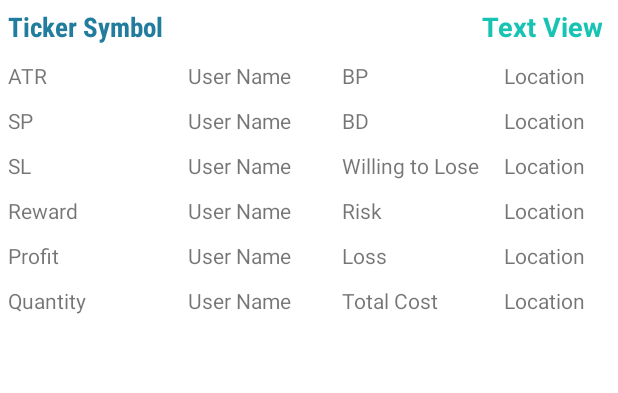
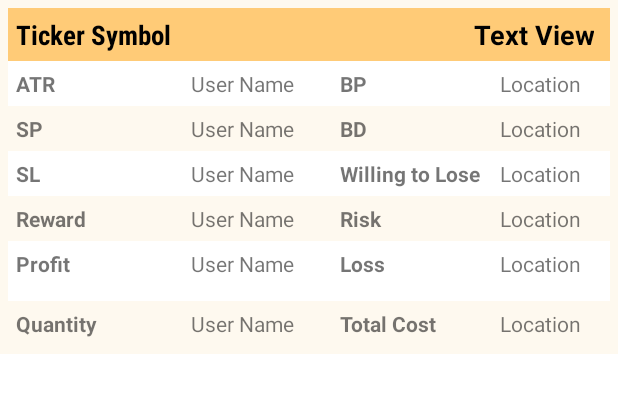
Before and after one commit to ducasse-k/TradingJournal, an Android app: the layout one_line_trade_journal.xml on its own in the app's theme, with its tools: preview values and no code run, on a phone screen of 412 x 824 dp. Shown: the top 393 px of the screen. Run offline under Robolectric (Android 15) with nearby library versions, the phone set to English and light mode, and no system bars.

Commit message:
Menu is in all activities and styled trading list

```diff
--- a/app/src/main/AndroidManifest.xml
+++ b/app/src/main/AndroidManifest.xml
@@ -24,6 +24,7 @@
                 <category android:name="android.intent.category.LAUNCHER" />
             </intent-filter>
         </activity>
+        <activity android:name="BaseActivity" />
     </application>
 
 </manifest>
--- a/app/src/main/java/com/example/tradingjournal/TradeJournalService/TradeJournalService.java
+++ b/app/src/main/java/com/example/tradingjournal/TradeJournalService/TradeJournalService.java
@@ -15,6 +15,7 @@ public class TradeJournalService {
                 convertToBigDecimal(etBuyerDistal),
                 convertToBigDecimal(etSellerProximal),
                 convertToBigDecimal(etWillingToLose));
+        tradeJournal.setNotes("");
 
         return  performTradeCalculations(tradeJournal);
     }
--- a/app/src/main/res/layout/one_line_trade_journal.xml
+++ b/app/src/main/res/layout/one_line_trade_journal.xml
@@ -4,10 +4,14 @@
     xmlns:tools="http://schemas.android.com/tools"
     android:id="@+id/oneLineTradeJournalLayout"
     android:layout_width="fill_parent"
-    android:layout_marginBottom="5dp"
-    android:layout_height="wrap_content">
+    android:layout_height="wrap_content"
+    android:padding="5dp"
+    android:layout_marginBottom="20dp"
+    android:background="@color/floral_white">
 
-    <TableRow android:padding="5dp">
+    <TableRow
+        android:background="@color/maximum_yellow_red"
+        android:padding="5dp">
 
         <TextView
             android:id="@+id/tv_tickerSymbol"
@@ -15,7 +19,7 @@
             android:layout_height="wrap_content"
             android:fontFamily="sans-serif-condensed"
             android:text="Ticker Symbol"
-            android:textColor="@color/cg_blue"
+            android:textColor="@color/black"
             android:textSize="18sp"
             android:textStyle="bold" />
 
@@ -25,20 +29,23 @@
             android:layout_height="wrap_content"
             android:layout_marginRight="5dp"
             android:layout_weight="1"
-            android:textColor="@color/light_sea_green"
             android:gravity="right"
             android:text="Text View"
+            android:textColor="@color/black"
             android:textSize="18sp"
             android:textStyle="bold" />
     </TableRow>
 
-    <TableRow android:padding="5dp">
+    <TableRow
+        android:background="@color/white"
+        android:padding="5dp">
 
         <TextView
             android:layout_width="wrap_content"
             android:layout_height="wrap_content"
             android:layout_weight="1"
-            android:text="ATR" />
+            android:text="ATR"
+            android:textStyle="bold" />
 
         <TextView
             android:id="@+id/tv_atr"
@@ -51,7 +58,8 @@
             android:layout_width="wrap_content"
             android:layout_height="wrap_content"
             android:layout_weight="1"
-            android:text="BP" />
+            android:text="BP"
+            android:textStyle="bold" />
 
         <TextView
             android:id="@+id/tv_buyerProximal"
@@ -67,7 +75,8 @@
             android:layout_width="wrap_content"
             android:layout_height="wrap_content"
             android:layout_weight="1"
-            android:text="SP" />
+            android:text="SP"
+            android:textStyle="bold" />
 
         <TextView
             android:id="@+id/tv_sellerProximal"
@@ -80,7 +89,8 @@
             android:layout_width="wrap_content"
             android:layout_height="wrap_content"
             android:layout_weight="1"
-            android:text="BD" />
+            android:text="BD"
+            android:textStyle="bold" />
 
         <TextView
             android:id="@+id/tv_buyerDistal"
@@ -90,13 +100,16 @@
             android:text="Location" />
     </TableRow>
 
-    <TableRow android:padding="5dp">
+    <TableRow
+        android:background="@color/white"
+        android:padding="5dp">
 
         <TextView
             android:layout_width="wrap_content"
             android:layout_height="wrap_content"
             android:layout_weight="1"
-            android:text="SL" />
+            android:text="SL"
+            android:textStyle="bold" />
 
         <TextView
             android:id="@+id/tv_stopLoss"
@@ -109,7 +122,8 @@
             android:layout_width="wrap_content"
             android:layout_height="wrap_content"
             android:layout_weight="1"
-            android:text="Willing to Lose" />
+            android:text="Willing to Lose"
+            android:textStyle="bold" />
 
         <TextView
             android:id="@+id/tv_amountWillingToLose"
@@ -125,7 +139,8 @@
             android:layout_width="wrap_content"
             android:layout_height="wrap_content"
             android:layout_weight="1"
-            android:text="Reward" />
+            android:text="Reward"
+            android:textStyle="bold" />
 
         <TextView
             android:id="@+id/tv_reward"
@@ -138,7 +153,8 @@
             android:layout_width="wrap_content"
             android:layout_height="wrap_content"
             android:layout_weight="1"
-            android:text="Risk" />
+            android:text="Risk"
+            android:textStyle="bold" />
 
         <TextView
             android:id="@+id/tv_risk"
@@ -148,13 +164,16 @@
             android:text="Location" />
     </TableRow>
 
-    <TableRow android:padding="5dp">
+    <TableRow
+        android:background="@color/white"
+        android:padding="5dp">
 
         <TextView
             android:layout_width="wrap_content"
             android:layout_height="wrap_content"
             android:layout_weight="1"
-            android:text="Profit" />
+            android:text="Profit"
+            android:textStyle="bold" />
 
         <TextView
             android:id="@+id/tv_Profit"
@@ -167,12 +186,13 @@
             android:layout_width="wrap_content"
             android:layout_height="wrap_content"
             android:layout_weight="1"
-            android:text="Loss" />
+            android:text="Loss"
+            android:textStyle="bold" />
 
         <TextView
             android:id="@+id/tv_Loss"
             android:layout_width="wrap_content"
-            android:layout_height="wrap_content"
+            android:layout_height="29dp"
             android:layout_weight="1"
             android:text="Location" />
     </TableRow>
@@ -183,7 +203,8 @@
             android:layout_width="wrap_content"
             android:layout_height="wrap_content"
             android:layout_weight="1"
-            android:text="Quantity" />
+            android:text="Quantity"
+            android:textStyle="bold" />
 
         <TextView
             android:id="@+id/tv_quantity"
@@ -196,7 +217,8 @@
             android:layout_width="wrap_content"
             android:layout_height="wrap_content"
             android:layout_weight="1"
-            android:text="Total Cost" />
+            android:text="Total Cost"
+            android:textStyle="bold" />
 
         <TextView
             android:id="@+id/tv_totalCost"
@@ -205,30 +227,4 @@
             android:layout_weight="1"
             android:text="Location" />
     </TableRow>
-
-    <TableRow android:padding="5dp">
-
-        <TextView
-            android:layout_width="wrap_content"
-            android:layout_height="wrap_content"
-            android:layout_weight="1"
-             />
-
-        <TextView
-            android:layout_width="wrap_content"
-            android:layout_height="wrap_content"
-            android:layout_weight="1"
-            />
-
-        <TextView
-            android:layout_width="wrap_content"
-            android:layout_height="wrap_content"
-            android:layout_weight="1"
-            />
-        <TextView
-            android:layout_width="wrap_content"
-            android:layout_height="wrap_content"
-            android:layout_weight="1"
-            />
-    </TableRow>
 </TableLayout>
```
Also changed, not shown: app/src/main/java/com/example/tradingjournal/BaseActivity.java (added, +84 -0 lines), app/src/main/java/com/example/tradingjournal/EditTradeActivity.java (+6 -1 lines), app/src/main/java/com/example/tradingjournal/MainActivity.java (+23 -77 lines), app/src/main/java/com/example/tradingjournal/TradeListActivity.java (+14 -3 lines), app/src/main/java/com/example/tradingjournal/dao/DatabaseHelper.java (+13 -4 lines), app/src/main/java/com/example/tradingjournal/helpers/MainActivityHelper.java (+8 -1 lines), app/src/main/java/com/example/tradingjournal/model/TradeJournal.java (+10 -1 lines), app/src/main/res/layout/activity_edit_trade.xml (+29 -5 lines), app/src/main/res/layout/activity_trade_list_actvity.xml (+27 -3 lines), app/src/main/res/menu/navigation_menu.xml (+6 -7 lines).
